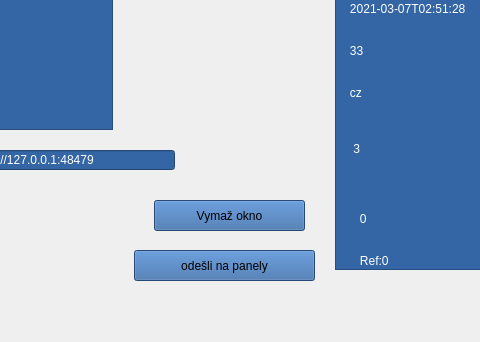
Above: mainwindow.ui from frutabruta/VDV301tester before the change; both pictures show x 147 to 627 and y 138 to 480 of the 800 by 480 pixel window. Below: the same form after it.
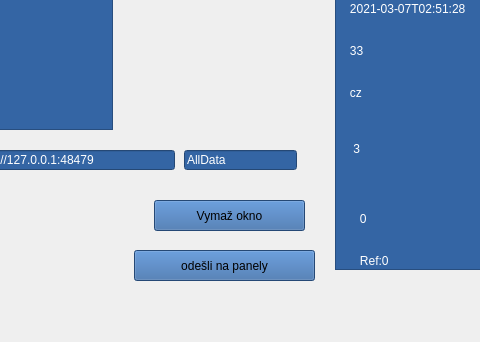
That is the form after the change. The open tabs and pages were chosen to show the change.

```diff
--- a/mainwindow.ui
+++ b/mainwindow.ui
@@ -2158,6 +2158,19 @@
            <string>http://127.0.0.1:48479</string>
           </property>
          </widget>
+         <widget class="QLineEdit" name="lineEdit_strukturaOdberu">
+          <property name="geometry">
+           <rect>
+            <x>240</x>
+            <y>260</y>
+            <width>113</width>
+            <height>20</height>
+           </rect>
+          </property>
+          <property name="text">
+           <string>AllData</string>
+          </property>
+         </widget>
         </widget>
        </widget>
       </item>
```
Left out of the diff: 2 changed lines with no effect on the pictures.
